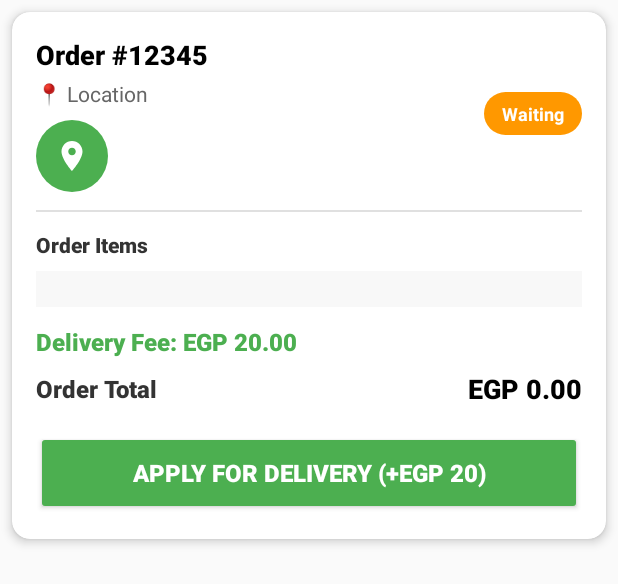
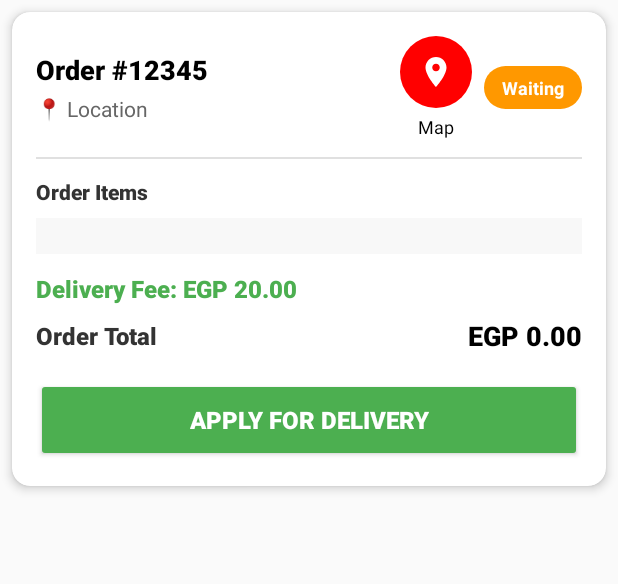
Before and after one commit to CasuallyC0ding/Cravings, an Android app built with Jetpack Compose: the layout item_delivery_order.xml on its own in the app's theme, with its tools: preview values and no code run, on a phone screen of 412 x 824 dp. Shown: the top 584 px of the screen. Run offline under Robolectric (Android 15) with nearby library versions, the phone set to English and light mode, and no system bars.

Commit message:
da satrr y3mm

```diff
--- a/app/src/main/res/drawable/bg_round_green.xml
+++ b/app/src/main/res/drawable/bg_round_green.xml
@@ -1,4 +1,4 @@
 <shape xmlns:android="http://schemas.android.com/apk/res/android"
     android:shape="oval">
-    <solid android:color="#4CAF50" />
+    <solid android:color="#FF0000" />
 </shape>
--- a/app/src/main/res/layout/activity_checkout.xml
+++ b/app/src/main/res/layout/activity_checkout.xml
@@ -308,7 +308,7 @@
                         android:padding="12dp"
                         android:background="@drawable/rounded_input"
                         android:textSize="15sp"
-                        android:textColor="#333333"
+                        android:textColor="#FFFFFF"
                         android:textColorHint="#999999"
                         android:layout_marginBottom="8dp" />
 
--- a/app/src/main/res/layout/activity_delivery_orders.xml
+++ b/app/src/main/res/layout/activity_delivery_orders.xml
@@ -32,7 +32,7 @@
             android:text="Shop Name"
             android:textSize="22sp"
             android:textStyle="bold"
-            android:textColor="#FF8C00"
+            android:textColor="#000000"
             android:layout_marginStart="12dp"
             android:fontFamily="sans-serif-medium" />
     </LinearLayout>
--- a/app/src/main/res/layout/item_delivery_order.xml
+++ b/app/src/main/res/layout/item_delivery_order.xml
@@ -14,7 +14,7 @@
         android:orientation="vertical"
         android:padding="16dp">
 
-        <!-- Header -->
+        <!-- Header: Order ID + Status + Location -->
         <LinearLayout
             android:layout_width="match_parent"
             android:layout_height="wrap_content"
@@ -22,6 +22,7 @@
             android:gravity="center_vertical"
             android:layout_marginBottom="12dp">
 
+            <!-- LEFT SIDE: Order ID + Location text -->
             <LinearLayout
                 android:layout_width="0dp"
                 android:layout_height="wrap_content"
@@ -47,20 +48,35 @@
                     android:textColor="#666666"
                     android:layout_marginTop="4dp"
                     android:fontFamily="sans-serif" />
+            </LinearLayout>
+
+            <!-- RIGHT SIDE: CLEAR LOCATION BUTTON -->
+            <LinearLayout
+                android:layout_width="wrap_content"
+                android:layout_height="wrap_content"
+                android:orientation="vertical"
+                android:gravity="center_horizontal">
+
                 <ImageButton
                     android:id="@+id/btnViewLocation"
                     android:layout_width="48dp"
                     android:layout_height="48dp"
-                    android:layout_marginTop="8dp"
                     android:background="@drawable/bg_round_green"
                     android:padding="10dp"
                     android:src="@drawable/ic_map"
                     android:contentDescription="View Location"
                     app:tint="@android:color/white" />
 
-
+                <TextView
+                    android:layout_width="wrap_content"
+                    android:layout_height="wrap_content"
+                    android:text="Map"
+                    android:textSize="12sp"
+                    android:textColor="#000000"
+                    android:layout_marginTop="4dp" />
             </LinearLayout>
 
+            <!-- STATUS BADGE -->
             <TextView
                 android:id="@+id/statusText"
                 android:layout_width="wrap_content"
@@ -73,7 +89,8 @@
                 android:paddingStart="12dp"
                 android:paddingEnd="12dp"
                 android:paddingTop="6dp"
-                android:paddingBottom="6dp" />
+                android:paddingBottom="6dp"
+                android:layout_marginStart="8dp" />
         </LinearLayout>
 
         <View
@@ -148,7 +165,7 @@
             android:id="@+id/btnApply"
             android:layout_width="match_parent"
             android:layout_height="56dp"
-            android:text="APPLY FOR DELIVERY (+EGP 20)"
+            android:text="APPLY FOR DELIVERY"
             android:textColor="#FFFFFF"
             android:textSize="16sp"
             android:textStyle="bold"
--- a/app/src/main/res/layout/item_delivery_shop.xml
+++ b/app/src/main/res/layout/item_delivery_shop.xml
@@ -36,9 +36,9 @@
         <TextView
             android:layout_width="wrap_content"
             android:layout_height="wrap_content"
-            android:text="Has delivery orders"
+            android:text="See available orders"
             android:textSize="14sp"
-            android:textColor="#4CAF50"
+            android:textColor="#000000"
             android:layout_marginTop="4dp"
             android:fontFamily="sans-serif" />
     </LinearLayout>
```
Also changed, not shown: app/src/main/res/drawable/ic_map.xml (line endings or trailing spaces).
